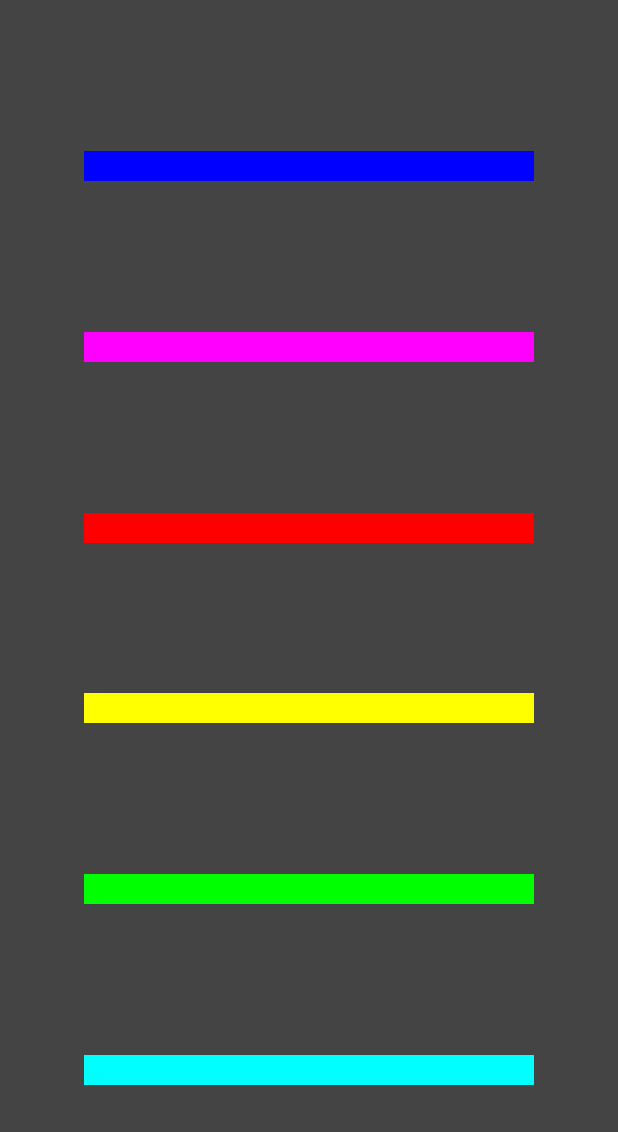
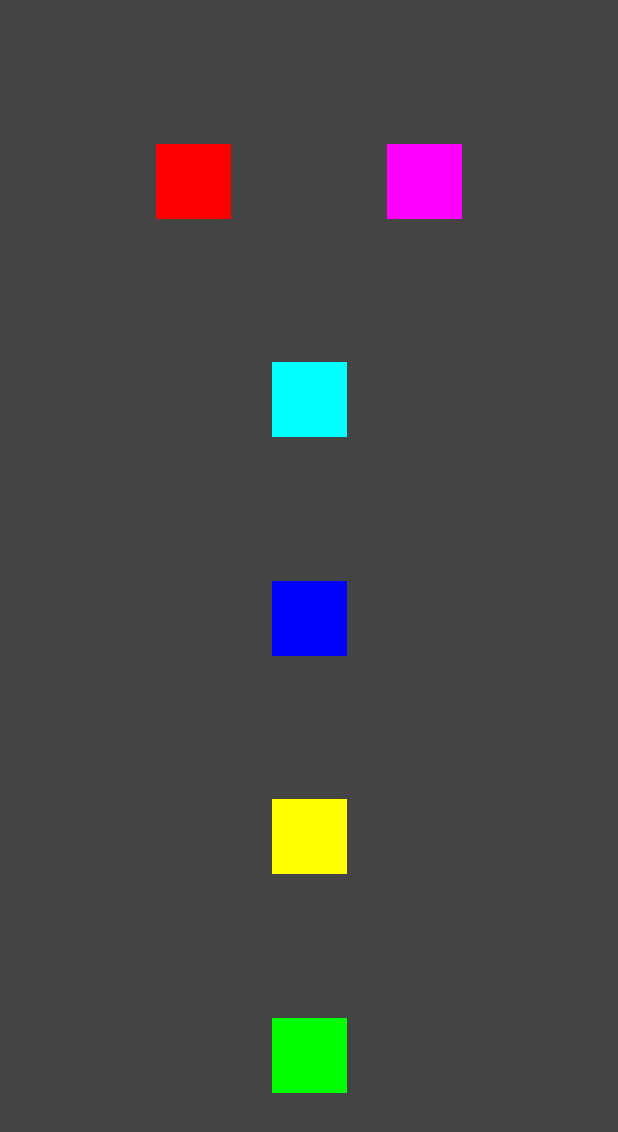
Before and after one commit to ancutamaria/JetpackCompose, an Android app built with Jetpack Compose: the @Preview function DefaultPreview, on a phone screen of 412 x 824 dp. Shown: the top 1132 px of the screen. Run offline under Robolectric (Android 15) with nearby library versions, the phone set to English and light mode, and no system bars.

Commit message:
CoreCompose -> added nesting rows with columns

```diff
--- a/CoreCompose/app/src/main/java/com/am/corecompose/MainActivity.kt
+++ b/CoreCompose/app/src/main/java/com/am/corecompose/MainActivity.kt
@@ -4,17 +4,13 @@ import android.os.Bundle
 import androidx.activity.ComponentActivity
 import androidx.activity.compose.setContent
 import androidx.compose.foundation.layout.*
-import androidx.compose.material.MaterialTheme
 import androidx.compose.material.Surface
-import androidx.compose.material.Text
 import androidx.compose.runtime.Composable
 import androidx.compose.ui.Alignment
 import androidx.compose.ui.Modifier
 import androidx.compose.ui.graphics.Color
-import androidx.compose.ui.text.TextStyle
 import androidx.compose.ui.tooling.preview.Preview
 import androidx.compose.ui.unit.dp
-import androidx.compose.ui.unit.sp
 
 class MainActivity : ComponentActivity() {
     override fun onCreate(savedInstanceState: Bundle?) {
@@ -36,38 +32,30 @@ fun MainScreen() {
             horizontalAlignment = Alignment.CenterHorizontally,
             verticalArrangement = Arrangement.SpaceEvenly
         ){
-            horizontalColoredBar(myColor = Color.Blue)
-            horizontalColoredBar(myColor = Color.Magenta)
-            horizontalColoredBar(myColor = Color.Red)
-            horizontalColoredBar(myColor = Color.Yellow)
-            horizontalColoredBar(myColor = Color.Green)
-            horizontalColoredBar(myColor = Color.Cyan)
+            Row (
+                modifier = Modifier.fillMaxWidth(),
+                horizontalArrangement = Arrangement.SpaceEvenly,
+                verticalAlignment = Alignment.CenterVertically
+            ){
+                coloredSquare(myColor = Color.Red)
+                coloredSquare(myColor = Color.Magenta)
+            }
+            coloredSquare(myColor = Color.Cyan)
+            coloredSquare(myColor = Color.Blue)
+            coloredSquare(myColor = Color.Yellow)
+            coloredSquare(myColor = Color.Green)
+
         }
-//        Row (
-//            modifier = Modifier.fillMaxSize(),
-//            horizontalArrangement = Arrangement.SpaceEvenly,
-//            verticalAlignment = Alignment.CenterVertically
-//        ){
-//            horizontalColoredBar(myColor = Color.Blue)
-//            horizontalColoredBar(myColor = Color.Magenta)
-//            horizontalColoredBar(myColor = Color.Red)
-//            horizontalColoredBar(myColor = Color.Yellow)
-//            horizontalColoredBar(myColor = Color.Green)
-//            horizontalColoredBar(myColor = Color.Cyan)
-//        }
     }
 }
 
 @Composable
-fun horizontalColoredBar(myColor: Color) {
+fun coloredSquare(myColor: Color) {
     Surface(
         color = myColor,
-//        modifier = Modifier
-//            .height(300.dp)
-//            .width(20.dp)
         modifier = Modifier
-            .height(20.dp)
-            .width(300.dp)
+            .height(50.dp)
+            .width(50.dp)
     ) { }
 }
 
```
